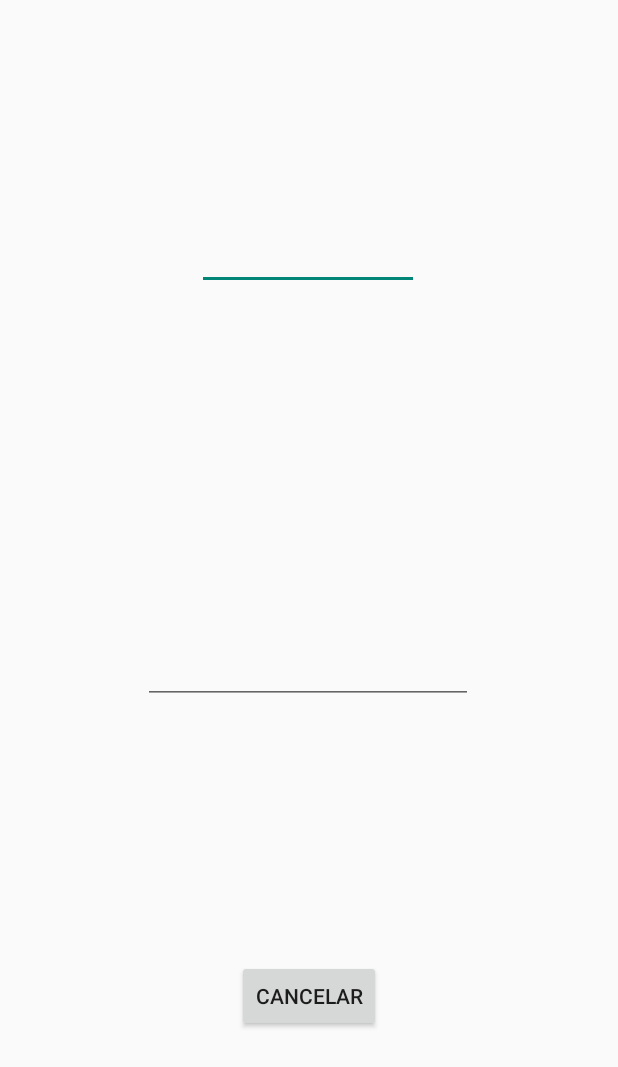
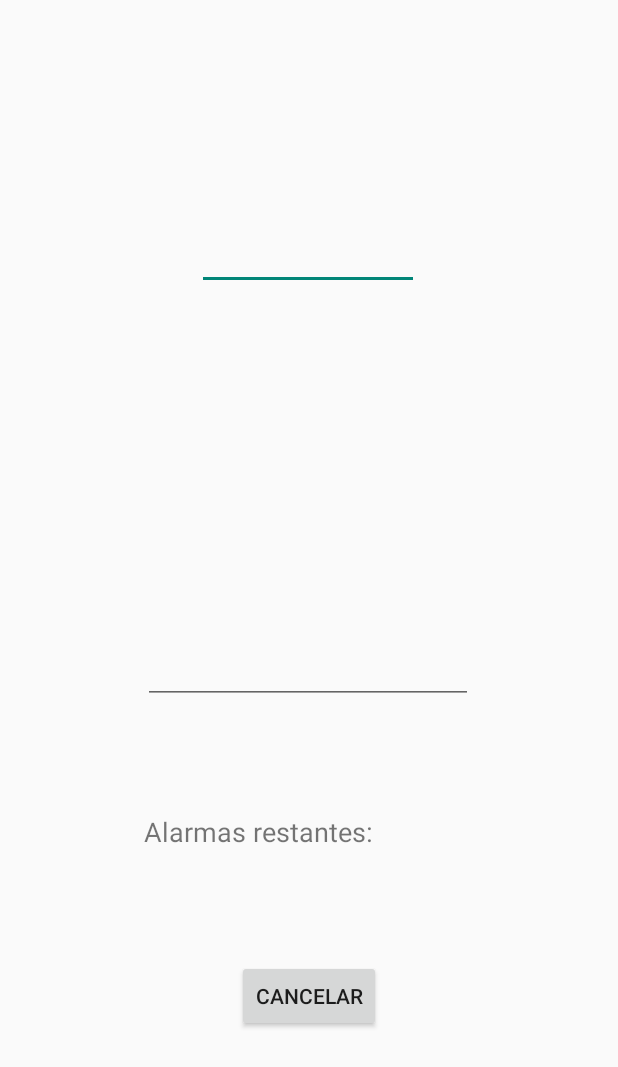
Before and after one commit to userVictoraso/PMDM3, an Android app: the AlarmActivity screen opened directly, with no data from a screen before it, on a phone screen of 412 x 824 dp. Shown: the top 1067 px of the screen. Run offline under Robolectric (Android 15) with nearby library versions, the phone set to English and light mode, and no system bars; 1 statement that could not run was skipped.

Commit message:
Algunos arreglos

```diff
--- a/app/src/main/java/com/example/pareja_ramirez_victor_datos/Ejercicio1/MainActivity1.java
+++ b/app/src/main/java/com/example/pareja_ramirez_victor_datos/Ejercicio1/MainActivity1.java
@@ -37,9 +37,7 @@ public class MainActivity1 extends AppCompatActivity {
         View view = binding.getRoot();
         setContentView(view);
 
-        //TODO: QUITAR LA SUBTOOLBAR
         getSupportActionBar().setTitle("Conversor");
-
 
         binding.switchMoneda.setOnCheckedChangeListener(new CompoundButton.OnCheckedChangeListener() {
             @Override
--- a/app/src/main/res/layout/activity_alarm.xml
+++ b/app/src/main/res/layout/activity_alarm.xml
@@ -46,4 +46,29 @@
         app:layout_constraintTop_toTopOf="parent"
         app:layout_constraintVertical_bias="0.825" />
 
+    <TextView
+        android:id="@+id/textViewRemainAlarms"
+        android:layout_width="wrap_content"
+        android:layout_height="wrap_content"
+        android:text="@string/textViewRemainAlarms"
+        android:textSize="18sp"
+        app:layout_constraintBottom_toBottomOf="parent"
+        app:layout_constraintEnd_toEndOf="parent"
+        app:layout_constraintHorizontal_bias="0.371"
+        app:layout_constraintStart_toStartOf="parent"
+        app:layout_constraintTop_toTopOf="parent"
+        app:layout_constraintVertical_bias="0.678" />
+
+    <TextView
+        android:id="@+id/textViewNumberOfRemainAlarms"
+        android:layout_width="wrap_content"
+        android:layout_height="wrap_content"
+        android:textSize="18sp"
+        app:layout_constraintBottom_toBottomOf="parent"
+        app:layout_constraintEnd_toEndOf="parent"
+        app:layout_constraintHorizontal_bias="0.716"
+        app:layout_constraintStart_toStartOf="parent"
+        app:layout_constraintTop_toTopOf="parent"
+        app:layout_constraintVertical_bias="0.678" />
+
 </androidx.constraintlayout.widget.ConstraintLayout>
--- a/app/src/main/res/values/strings.xml
+++ b/app/src/main/res/values/strings.xml
@@ -14,6 +14,10 @@
     <string name="buttonClean">Borrar</string>
     <string name="buttonFinish">Finalizar</string>
     <string name="butttonBack">Volver</string>
+    <string name="textViewRemainAlarms">Alarmas restantes: </string>
+    <string name="textViewSetFileName">Nombre del archivo: </string>
+    <string name="textViewSetSound">Sonido activado:  </string>
+
     <!-- EJERCICIO 3 STRINGS -->
     <string name="textViewName">Nombre: </string>
     <string name="textViewLink">Link: </string>
@@ -27,5 +31,4 @@
     <string name="buttonCreate">Crear</string>
 
 
-
 </resources>
```
Also changed, not shown: app/src/main/AndroidManifest.xml (+22 -15 lines), app/src/main/java/com/example/pareja_ramirez_victor_datos/Ejercicio2/AlarmActivity/AlarmActivity.java (+10 -5 lines), app/src/main/java/com/example/pareja_ramirez_victor_datos/Ejercicio2/MainActivity2.java (+2 -6 lines), app/src/main/res/menu/second_menu.xml (added, +9 -0 lines), app/src/main/res/xml/preferences.xml (added, +14 -0 lines).
